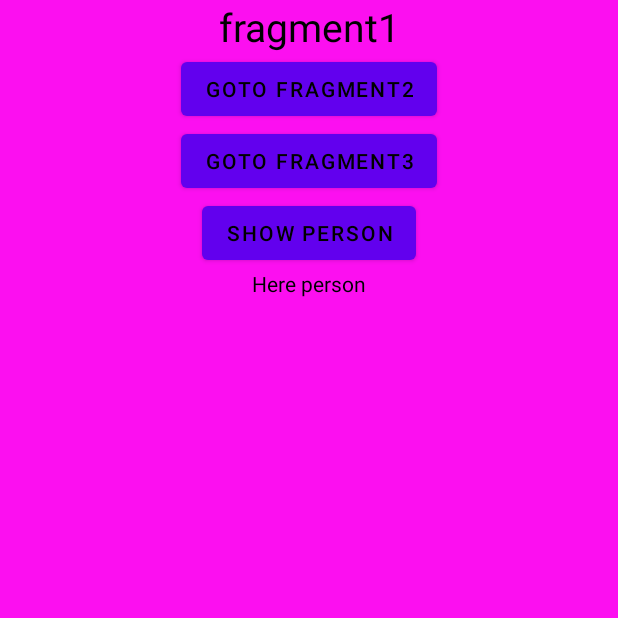
After one commit to timofeylyadinsky/final-project-android, an Android app: the fragment MainFragment shown on its own in the app's theme, on a phone screen of 412 x 824 dp, the top half of it. The commit adds this screen. Run offline under Robolectric (Android 15) with nearby library versions, the phone set to English and light mode, and no system bars.

Commit message:
feat: add some base structure

```diff
--- a/app/build.gradle
+++ b/app/build.gradle
@@ -31,6 +31,9 @@ android {
     kotlinOptions {
         jvmTarget = '1.8'
     }
+    buildFeatures {
+        viewBinding true
+    }
 }
 
 dependencies {
--- a/app/src/main/AndroidManifest.xml
+++ b/app/src/main/AndroidManifest.xml
@@ -2,6 +2,8 @@
 <manifest xmlns:android="http://schemas.android.com/apk/res/android"
     xmlns:tools="http://schemas.android.com/tools"
     package="lt.timofey.finalprojectandroid">
+
+    <uses-permission android:name="android.permission.INTERNET" />
 
     <application
         android:allowBackup="true"
--- /dev/null
+++ b/app/src/main/java/lt/timofey/finalprojectandroid/MainFragment.kt
@@ -0,0 +1,30 @@
+package lt.timofey.finalprojectandroid
+
+import android.os.Bundle
+import androidx.fragment.app.Fragment
+import android.view.LayoutInflater
+import android.view.View
+import android.view.ViewGroup
+import android.widget.Button
+import android.widget.TextView
+import androidx.lifecycle.ViewModelProvider
+import androidx.navigation.NavController
+
+
+class MainFragment : Fragment() {
+
+    lateinit var navController: NavController
+
+    override fun onCreateView(
+        inflater: LayoutInflater, container: ViewGroup?,
+        savedInstanceState: Bundle?
+    ): View? {
+        // Inflate the layout for this fragment
+        return inflater.inflate(R.layout.fragment_main, container, false)
+    }
+
+    override fun onViewCreated(view: View, savedInstanceState: Bundle?) {
+        super.onViewCreated(view, savedInstanceState)
+    }
+
+}
--- /dev/null
+++ b/app/src/main/res/layout/fragment_main.xml
@@ -0,0 +1,65 @@
+<?xml version="1.0" encoding="utf-8"?>
+<androidx.constraintlayout.widget.ConstraintLayout xmlns:android="http://schemas.android.com/apk/res/android"
+    xmlns:app="http://schemas.android.com/apk/res-auto"
+    xmlns:tools="http://schemas.android.com/tools"
+    android:layout_width="match_parent"
+    android:layout_height="match_parent"
+    tools:context=".MainFragment"
+    android:background="#fC0FF0">
+
+
+    <TextView
+        android:id="@+id/fragmentTextView"
+        android:layout_width="match_parent"
+        android:layout_height="wrap_content"
+        android:textSize="26sp"
+        android:gravity="center"
+        android:text="fragment1"
+        android:textColor="@color/black"
+        app:layout_constraintTop_toTopOf="parent"
+        />
+    <Button
+        android:id="@+id/buttonToFragment2"
+        android:layout_width="wrap_content"
+        android:layout_height="wrap_content"
+        app:layout_constraintTop_toBottomOf="@+id/fragmentTextView"
+        app:layout_constraintStart_toStartOf="@id/fragmentTextView"
+        app:layout_constraintEnd_toEndOf="@id/fragmentTextView"
+        android:textColor="@color/black"
+        android:text="Goto Fragment2"
+        />
+    <Button
+        android:id="@+id/buttonToFragment3"
+        android:layout_width="wrap_content"
+        android:layout_height="wrap_content"
+        app:layout_constraintTop_toBottomOf="@+id/buttonToFragment2"
+        app:layout_constraintStart_toStartOf="@id/buttonToFragment2"
+        app:layout_constraintEnd_toEndOf="@id/buttonToFragment2"
+        android:textColor="@color/black"
+        android:text="Goto Fragment3"
+        />
+
+    <Button
+        android:id="@+id/f1_btn3"
+        android:layout_width="wrap_content"
+        android:layout_height="wrap_content"
+        app:layout_constraintTop_toBottomOf="@+id/buttonToFragment3"
+        app:layout_constraintStart_toStartOf="@id/buttonToFragment3"
+        app:layout_constraintEnd_toEndOf="@id/buttonToFragment3"
+        android:textColor="@color/black"
+        android:text="Show person"
+        />
+
+    <TextView
+        android:id="@+id/f1_tv_btn3"
+        android:layout_width="wrap_content"
+        android:layout_height="wrap_content"
+        app:layout_constraintTop_toBottomOf="@+id/f1_btn3"
+        app:layout_constraintStart_toStartOf="@id/buttonToFragment3"
+        app:layout_constraintEnd_toEndOf="@id/buttonToFragment3"
+        android:textColor="@color/black"
+        android:text="Here person"
+        />
+
+
+</androidx.constraintlayout.widget.ConstraintLayout>
--- a/app/src/main/res/values/strings.xml
+++ b/app/src/main/res/values/strings.xml
@@ -1,3 +1,5 @@
 <resources>
     <string name="app_name">FinalProjectAndroid</string>
+    <!-- TODO: Remove or change this placeholder text -->
+    <string name="hello_blank_fragment">Hello blank fragment</string>
 </resources>
--- a/app/src/main/res/values/themes.xml
+++ b/app/src/main/res/values/themes.xml
@@ -1,6 +1,6 @@
 <resources xmlns:tools="http://schemas.android.com/tools">
     <!-- Base application theme. -->
-    <style name="Theme.FinalProjectAndroid" parent="Theme.MaterialComponents.DayNight.DarkActionBar">
+    <style name="Theme.FinalProjectAndroid" parent="Theme.MaterialComponents.Light.NoActionBar">
         <!-- Primary brand color. -->
         <item name="colorPrimary">@color/purple_500</item>
         <item name="colorPrimaryVariant">@color/purple_700</item>
```
Also changed, not shown: app/src/main/java/lt/timofey/finalprojectandroid/MainActivity.kt (+35 -1 lines), app/src/main/res/drawable/side_nav_bar.xml (added, +9 -0 lines), app/src/main/res/layout/activity_main.xml (+51 -11 lines), app/src/main/res/layout/nav_header_main.xml (added, +34 -0 lines), app/src/main/res/menu/drawer_menu.xml (added, +8 -0 lines), app/src/main/res/navigation/navigation.xml (added, +13 -0 lines).
